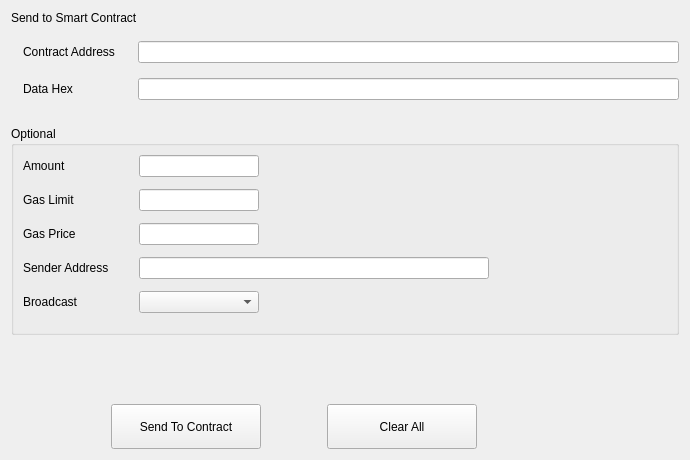
The window that src/qt/forms/sendtocontract.ui (qtumproject/qtum) describes before a commit, drawn with Qt 5.
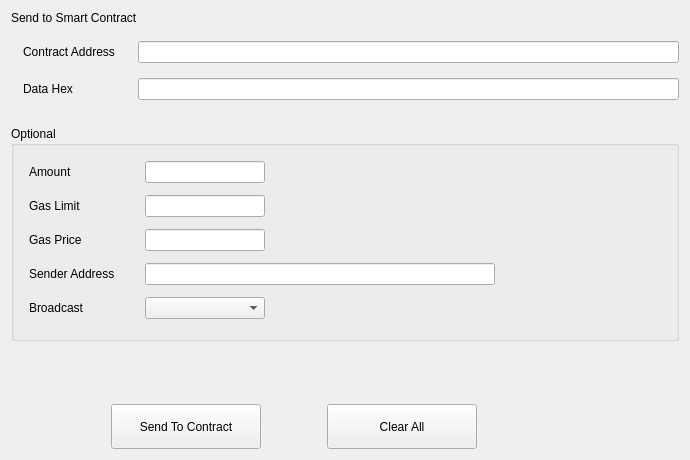
The same window after the commit.

Patch:
```diff
--- a/src/qt/forms/sendtocontract.ui
+++ b/src/qt/forms/sendtocontract.ui
@@ -92,6 +92,12 @@
       <string>Optional</string>
      </property>
      <layout class="QGridLayout" name="gridLayout_2">
+      <property name="leftMargin">
+       <number>15</number>
+      </property>
+      <property name="topMargin">
+       <number>15</number>
+      </property>
       <property name="horizontalSpacing">
        <number>30</number>
       </property>
```
